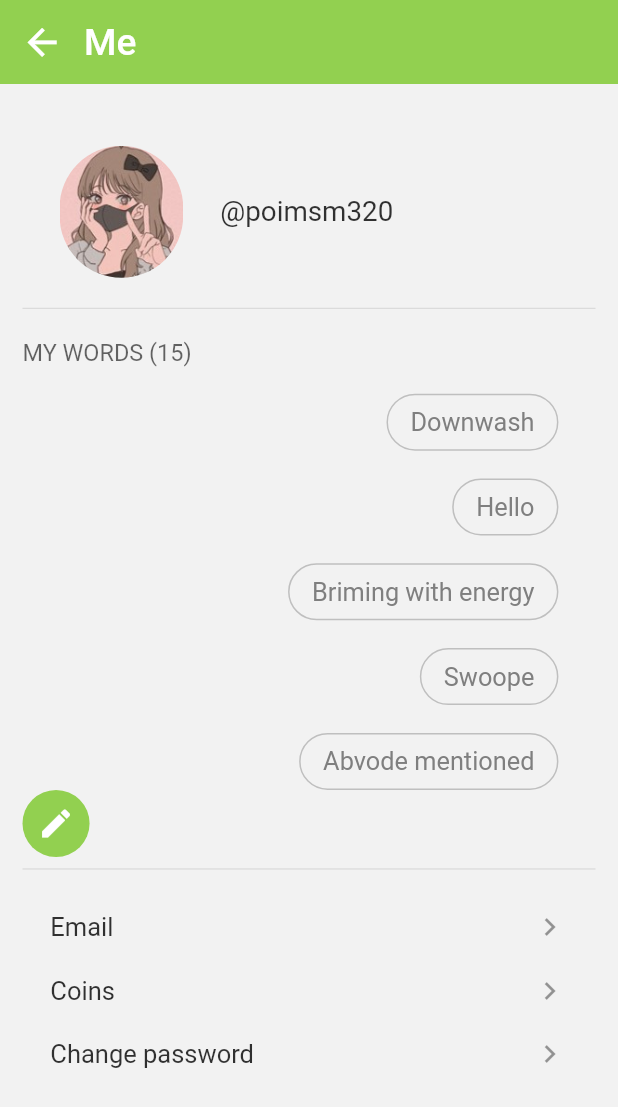
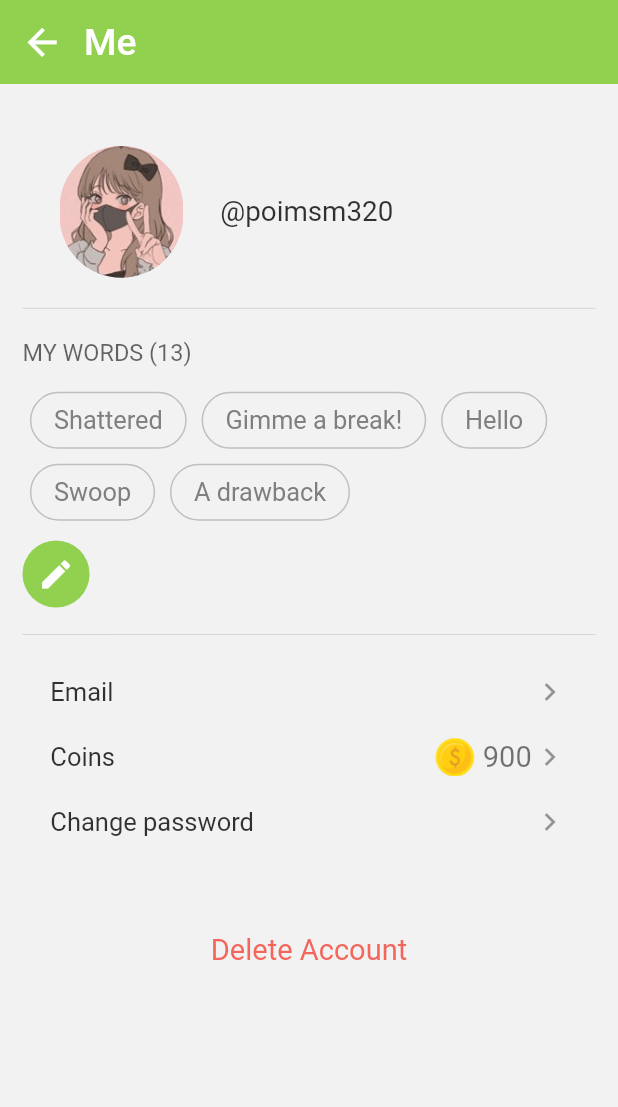
Before and after one commit to poimsm/oken-app, a Flutter app: the UserPage screen opened by its route, on a phone screen of 412 x 824 dp. Shown: the top 1107 px of the screen. Run offline on Flutter 3.47's test engine with Material 2 defaults, Android fonts, the phone set to English and light mode, and no system bars; our stand-ins replace dotted_border, flutter_spinkit, flutter_swiper, line_icons, rxdart, toast; network calls fail.

Commit message:
Style: make reponsive new pages

```diff
--- a/lib/pages/image_page.dart
+++ b/lib/pages/image_page.dart
@@ -197,7 +197,7 @@ class _ImagePageState extends State<ImagePage> {
                   padding: EdgeInsets.symmetric(vertical: 10),
                   color: Colors.black.withOpacity(0.5),
                   child: Icon(LineIcons.angleLeft,
-                      color: Colors.white, size: size.height * 0.2),
+                      color: Colors.white, size: size.height * 0.19),
                 ),
               ),
             ),
@@ -210,7 +210,7 @@ class _ImagePageState extends State<ImagePage> {
                   padding: EdgeInsets.symmetric(vertical: 10),
                   color: Colors.black.withOpacity(0.5),
                   child: Icon(LineIcons.angleRight,
-                      color: Colors.white, size: size.height * 0.2),
+                      color: Colors.white, size: size.height * 0.19),
                 ),
               ),
             )
--- a/lib/pages/user_page.dart
+++ b/lib/pages/user_page.dart
@@ -50,17 +50,19 @@ class _UserPageState extends State<UserPage> {
             Divider(),
             SizedBox(height: size.width * 0.03),
             Text(
-              'MY WORDS (15)',
+              'MY WORDS (13)',
               style: TextStyle(
                   fontSize: size.width * 0.038,
                   color: Colors.black.withOpacity(0.6)),
             ),
             Container(
-                padding: EdgeInsets.only(right: size.width * 0.06),
+                padding: EdgeInsets.only(
+                    right: size.width * 0.06, top: size.width * 0.03),
                 width: size.width,
                 child: _words()),
+            SizedBox(height: size.width * 0.02),
             InkWell(
-              onTap: () => Navigator.pushNamed(context, 'chat'),
+              onTap: () => Navigator.pushNamed(context, 'vocabulary'),
               child: Container(
                   padding: EdgeInsets.all(10),
                   decoration: BoxDecoration(
@@ -69,6 +71,7 @@ class _UserPageState extends State<UserPage> {
                   child: Icon(Icons.edit,
                       color: Colors.white, size: size.width * 0.06)),
             ),
+            SizedBox(height: 10),
             Divider(),
             _menu(),
           ],
@@ -80,25 +83,27 @@ class _UserPageState extends State<UserPage> {
   }
 
   Widget _words() {
-    return Column(
-      crossAxisAlignment: CrossAxisAlignment.end,
+    return Wrap(
       children: [
         SizedBox(height: size.width * 0.045),
-        _element('Downwash'),
+        _element('Shattered'),
+        SizedBox(height: size.width * 0.045),
+        _element('Gimme a break!'),
         SizedBox(height: size.width * 0.045),
         _element('Hello'),
         SizedBox(height: size.width * 0.045),
-        _element('Briming with energy'),
+        _element('Swoop'),
         SizedBox(height: size.width * 0.045),
-        _element('Swoope'),
-        SizedBox(height: size.width * 0.045),
-        _element('Abvode mentioned'),
+        _element('A drawback'),
       ],
     );
   }
 
   Widget _element(text) {
     return Container(
+      padding: EdgeInsets.symmetric(
+          vertical: size.width * 0.012, horizontal: size.width * 0.012),
+      child: Container(
         padding: EdgeInsets.symmetric(vertical: 8, horizontal: 15),
         decoration: BoxDecoration(
             borderRadius: BorderRadius.circular(100),
@@ -107,6 +112,7 @@ class _UserPageState extends State<UserPage> {
           text,
           style:
               TextStyle(fontSize: size.width * 0.041, color: Color(0xff7F7F7F)),
+        ),
       ),
     );
   }
@@ -118,16 +124,27 @@ class _UserPageState extends State<UserPage> {
           SizedBox(height: size.width * 0.045),
           _item('Email'),
           SizedBox(height: size.width * 0.045),
-          _item('Coins'),
+          _item('Coins', coins: true),
           SizedBox(height: size.width * 0.045),
           _item('Change password'),
-          SizedBox(height: size.width * 0.08),
+          SizedBox(height: size.width * 0.15),
+          Container(
+              width: size.width,
+              alignment: Alignment.center,
+              child: Text(
+                'Delete Account',
+                style: TextStyle(
+                  fontSize: size.width * 0.047,
+                  color: Colors.red.withOpacity(0.8),
+                ),
+              ))
         ],
       ),
     );
   }
 
-  Widget _item(txt) {
+  Widget _item(txt, {coins}) {
+    coins = coins == null ? false : coins;
     return Container(
       width: size.width,
       padding: EdgeInsets.symmetric(horizontal: size.width * 0.045),
@@ -139,9 +156,30 @@ class _UserPageState extends State<UserPage> {
             style:
                 TextStyle(fontSize: 17, color: Colors.black.withOpacity(0.8)),
           ),
+          Row(
+            children: [
+              if (coins) _coins(),
               Icon(Icons.chevron_right, color: Colors.black.withOpacity(0.4))
+            ],
+          )
         ],
       ),
     );
   }
+
+  Widget _coins() {
+    return Row(
+      children: [
+        Image.asset('assets/coin01.png', width: size.width * 0.065),
+        SizedBox(width: 5),
+        Text(
+          '900',
+          style: TextStyle(
+            color: Colors.black54,
+            fontSize: size.width * 0.047,
+          ),
+        )
+      ],
+    );
   }
+}
--- a/lib/pages/viewer_page.dart
+++ b/lib/pages/viewer_page.dart
@@ -19,7 +19,7 @@ class _ViewerPageState extends State<ViewerPage> {
     return Scaffold(
         body: Container(
             color: Colors.black,
-            padding: EdgeInsets.only(top: 60),
+            padding: EdgeInsets.only(top: size.height*0.06),
             height: MediaQuery.of(context).size.height,
             alignment: Alignment.center,
             child: Center(child: _body())));
```
Also changed, not shown: lib/pages/add_page.dart (+18 -10 lines), lib/pages/tutorial_page.dart (+4 -11 lines), lib/pages/vocabulary_page copy.dart (deleted, +0 -319 lines), lib/pages/vocabulary_page.dart (+29 -24 lines), lib/widgets/side_menu.dart (+5 -6 lines), lib/widgets/vocabulary_appbar.dart (+8 -8 lines). Lines whose indentation alone changed are shown as unchanged.
